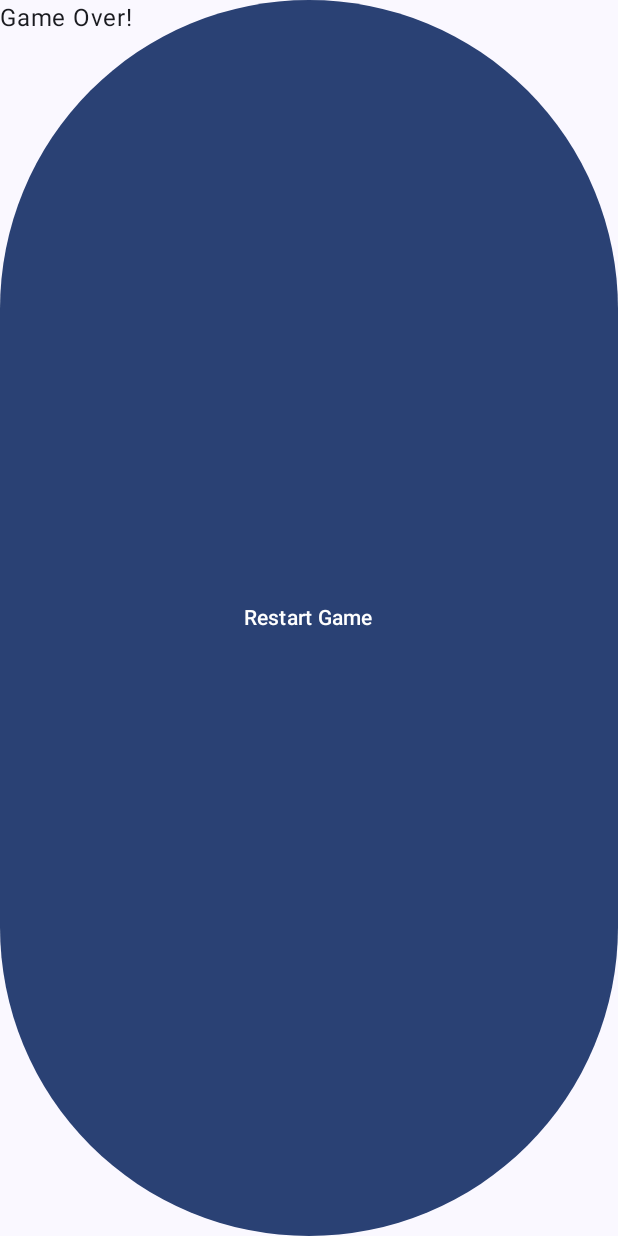
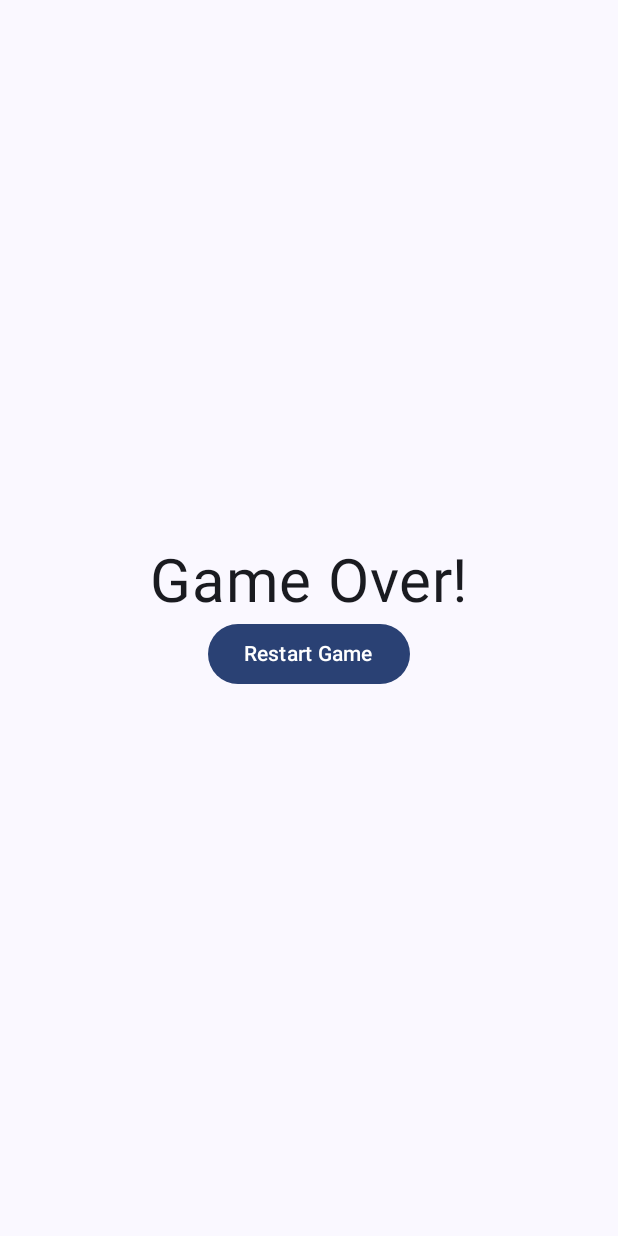
Before and after one commit to Greve2001/WheelOfFortune, an Android app built with Jetpack Compose: the GameOverScreen screen opened through its navigation route, on a phone screen of 412 x 824 dp. Run offline under Robolectric (Android 15) with nearby library versions, the phone set to English and light mode, and no system bars; our stand-ins replace accompanist.

Commit message:
Centered text for start and gameover screens

```diff
--- a/app/src/main/java/com/example/wheeloffortune/ui/screens/GameOverScreen.kt
+++ b/app/src/main/java/com/example/wheeloffortune/ui/screens/GameOverScreen.kt
@@ -1,8 +1,14 @@
 package com.example.wheeloffortune.ui.screens
 
+import androidx.compose.foundation.layout.Arrangement
+import androidx.compose.foundation.layout.Column
+import androidx.compose.foundation.layout.fillMaxSize
 import androidx.compose.material3.Button
 import androidx.compose.material3.Text
 import androidx.compose.runtime.Composable
+import androidx.compose.ui.Alignment
+import androidx.compose.ui.Modifier
+import androidx.compose.ui.unit.sp
 import com.example.wheeloffortune.WoFViewModel
 
 @Composable
@@ -10,8 +16,19 @@ fun GameOverScreen(
     viewModel: WoFViewModel,
     onRestartGame: () -> Unit
 ){
-    Text(text = "Game Over!")
-    Button(onClick = onRestartGame) {
-        Text(text = "Restart Game")
+    Column(
+        modifier = Modifier.fillMaxSize(),
+        horizontalAlignment = Alignment.CenterHorizontally,
+        verticalArrangement = Arrangement.Center,
+    ){
+        // H1
+        Text(
+            text = "Game Over!",
+            fontSize = 40.sp
+        )
+
+        Button(onClick = onRestartGame) {
+            Text(text = "Restart Game")
+        }
     }
 }
--- a/app/src/main/java/com/example/wheeloffortune/ui/screens/StartScreen.kt
+++ b/app/src/main/java/com/example/wheeloffortune/ui/screens/StartScreen.kt
@@ -1,9 +1,14 @@
 package com.example.wheeloffortune.ui.screens
 
+import androidx.compose.foundation.layout.Arrangement
+import androidx.compose.foundation.layout.Column
+import androidx.compose.foundation.layout.fillMaxSize
 import androidx.compose.material3.Button
 import androidx.compose.material3.Text
 import androidx.compose.runtime.Composable
 import androidx.compose.runtime.SideEffect
+import androidx.compose.ui.Alignment
+import androidx.compose.ui.Modifier
 import com.example.wheeloffortune.WoFViewModel
 
 @Composable
@@ -11,9 +16,15 @@ fun StartScreen(
     viewModel: WoFViewModel,
     onNavigateToGameScreen: () -> Unit
 ){
-    Button(
-        onClick = onNavigateToGameScreen
-    ){
-        Text(text = "Navigate to Game")
+    Column(
+        modifier = Modifier.fillMaxSize(),
+        horizontalAlignment = Alignment.CenterHorizontally,
+        verticalArrangement = Arrangement.Center,
+    ) {
+        Button(
+            onClick = onNavigateToGameScreen
+        ){
+            Text(text = "Start Game")
+        }
     }
 }
```
